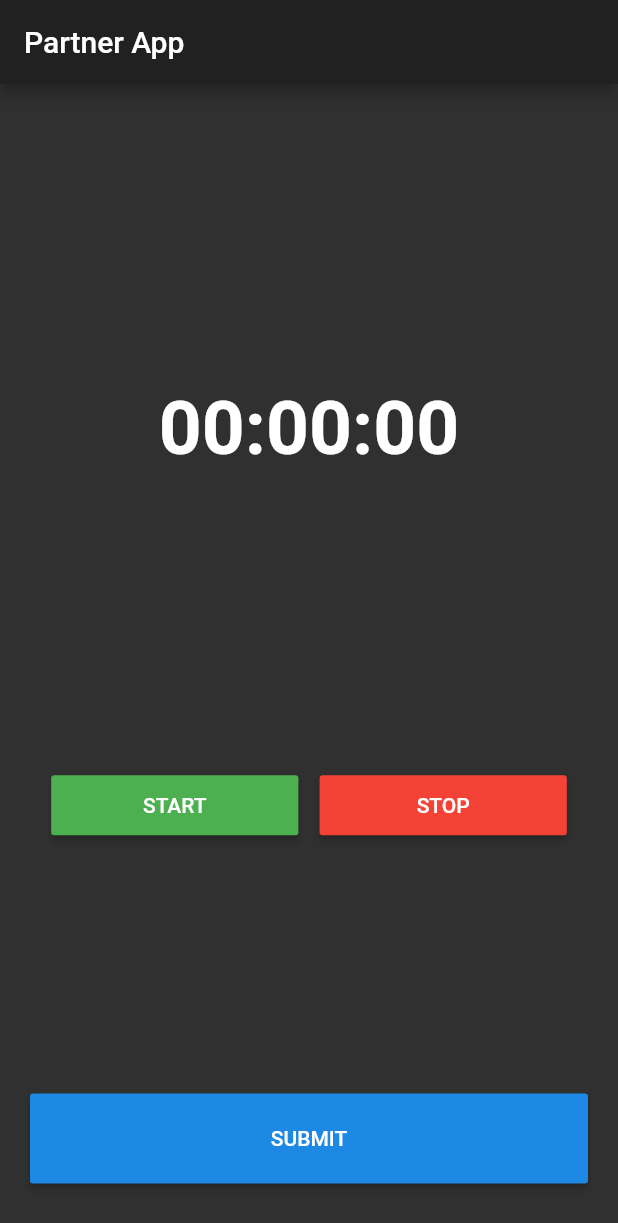
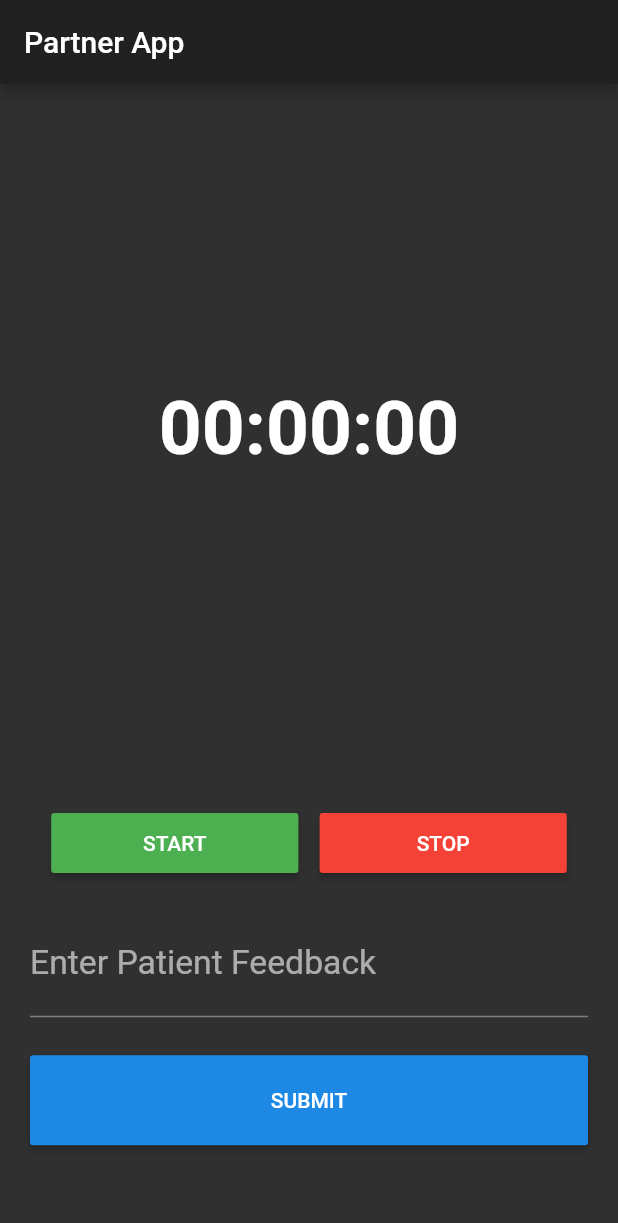
Before and after one commit to Sanjay-Shamnani/doctor_application, a Flutter app: the screen it shows after launch, on a phone screen of 412 x 824 dp. Shown: the top 1223 px of the screen. Run offline on Flutter 3.47's test engine with Material 2 defaults, Android fonts, the phone set to English and light mode, and no system bars; our stand-ins replace cloud_firestore, firebase_core; accounts and stored records are empty.

Commit message:
Added user Feedback

```diff
--- a/lib/screens/home_screen.dart
+++ b/lib/screens/home_screen.dart
@@ -1,7 +1,9 @@
 import 'dart:async';
 import 'package:cloud_firestore/cloud_firestore.dart';
 import 'package:doctor_partner/constants/constants.dart';
+import 'package:doctor_partner/services/api_urls.dart';
 import 'package:flutter/material.dart';
+import 'package:http/http.dart' as http;
 
 class Home extends StatefulWidget {
   @override
@@ -9,6 +11,8 @@ class Home extends StatefulWidget {
 }
 
 class _HomeState extends State<Home> {
+  String patientReview;
+  TextEditingController patientReviewController = TextEditingController();
   String displayTime = "00:00:00";
   var swatch = Stopwatch();
   final dur = const Duration(seconds: 1);
@@ -62,6 +66,7 @@ class _HomeState extends State<Home> {
             TextButton(
               child: Text('OKAY'),
               onPressed: () {
+                patientReviewController.clear();
                 Navigator.of(context).pop();
               },
             ),
@@ -88,6 +93,26 @@ class _HomeState extends State<Home> {
     showSuccessDialogBox();
   }
 
+  sendFeedback() async {
+    var timeInMin = convertTimeinMin(swatch.elapsed.inHours,
+        swatch.elapsed.inMinutes, swatch.elapsed.inSeconds);
+
+    String feedback = patientReviewController.text;
+
+    Map<String, String> feedbackMap = {
+      "duration": "$timeInMin",
+      "feedback": "$feedback"
+    };
+
+    String url = ApiUrls().feedbackUrl();
+
+    final response = await http.post(url, body: feedbackMap);
+
+    if (response.statusCode == 200) {
+      print("FeedbackSubmitted Successfully");
+    }
+  }
+
   @override
   Widget build(BuildContext context) {
     return Scaffold(
@@ -112,8 +137,12 @@ class _HomeState extends State<Home> {
               flex: 4,
               child: Container(
                 margin: EdgeInsets.only(bottom: 35),
+                child: SingleChildScrollView(
+                  child: Container(
+
+                    height: MediaQuery.of(context).size.height * 0.33,
                     child: Column(
-                  mainAxisAlignment: MainAxisAlignment.spaceBetween,
+                      mainAxisAlignment: MainAxisAlignment.spaceEvenly,
                       children: [
                         Row(
                           mainAxisAlignment: MainAxisAlignment.spaceEvenly,
@@ -145,10 +174,28 @@ class _HomeState extends State<Home> {
                           ],
                         ),
                         Container(
+                          child: TextField(
+                            style: TextStyle(
+                              fontSize: 22.5
+                            ),
+                            controller: patientReviewController,
+                            onSubmitted: (value) {
+                              setState(() {
+                                patientReview = value;
+                              });
+                            },
+                            decoration: InputDecoration(
+                              labelText: "Enter Patient Feedback",
+                              hintText: "Feedback",
+                            ),
+                          ),
+                        ),
+                        Container(
                           width: double.infinity,
                           height: 60,
                           child: RaisedButton(
                             onPressed: () {
+                              sendFeedback();
                               submitRecordedTime();
                               swatch.reset();
                               setState(() {
@@ -162,6 +209,8 @@ class _HomeState extends State<Home> {
                     ),
                   ),
                 ),
+              ),
+            ),
           ],
         ),
       ),
--- /dev/null
+++ b/lib/services/api_urls.dart
@@ -0,0 +1,5 @@
+class ApiUrls {
+  String feedbackUrl() {
+    return "https://pqt9queuewaittime.herokuapp.com/dur-create/1/";
+  }
+}
--- a/pubspec.yaml
+++ b/pubspec.yaml
@@ -30,6 +30,7 @@ dependencies:
   cupertino_icons: ^1.0.0
   cloud_firestore: ^0.14.4
   firebase_core: ^0.5.3
+  http:
 
 dev_dependencies:
   flutter_test:
```
Also changed, not shown: pubspec.lock. Lines whose indentation alone changed are shown as unchanged.
